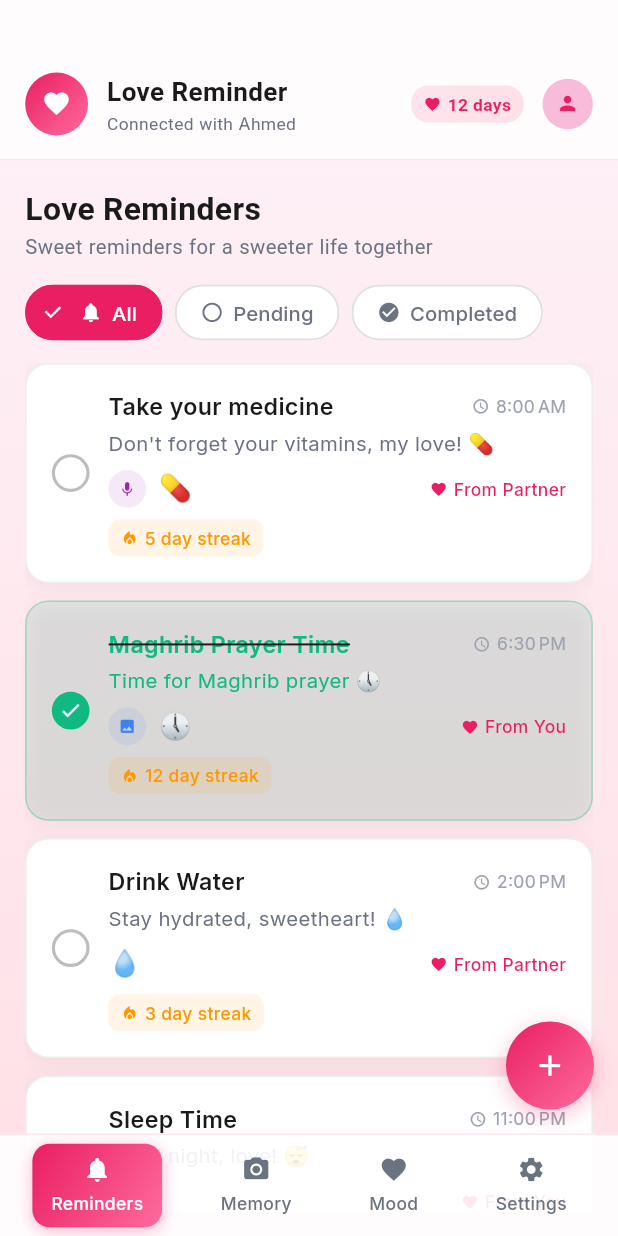
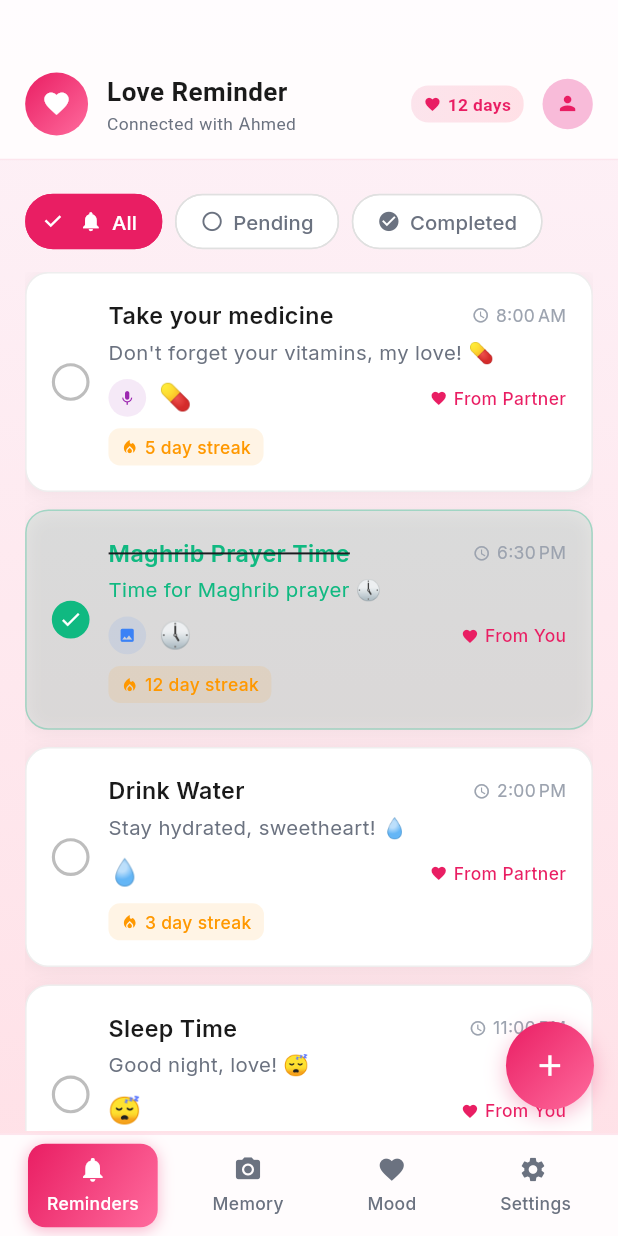
Before and after one commit to sagorahamed1/love-reminder, a Flutter app: the MainScreen screen opened by its route, on a phone screen of 412 x 824 dp. Run offline on Flutter 3.47's test engine with Material 3 defaults, Android fonts, the phone set to English and light mode, and no system bars; our stand-ins replace cached_network_image, firebase_auth, firebase_core, flutter_screenutil, flutter_staggered_animations, get and 4 more; accounts and stored records are empty.

Commit message:
design updated

```diff
--- a/lib/screens/main_screen.dart
+++ b/lib/screens/main_screen.dart
@@ -81,7 +81,7 @@ class _MainScreenState extends State<MainScreen> {
                     ),
                     child: Column(
                       children: [
-                        const CustomAppBar(),
+                        const CustomAppBar(title: "Love Reminder"),
                         Expanded(child: _screens[_currentIndex]),
                       ],
                     ),
@@ -101,7 +101,15 @@ class _MainScreenState extends State<MainScreen> {
                 ),
                 child: Column(
                   children: [
-                    const CustomAppBar(),
+                    CustomAppBar(
+                      title: _currentIndex == 0
+                          ? "Love Reminder"
+                          : _currentIndex == 1
+                          ? "Love Memories"
+                          : _currentIndex == 2
+                          ? "Mood Tracker"
+                          : "Settings",
+                    ),
                     Expanded(child: _screens[_currentIndex]),
                   ],
                 ),
--- a/lib/screens/memory_screen.dart
+++ b/lib/screens/memory_screen.dart
@@ -78,7 +78,8 @@ class _MemoryScreenState extends State<MemoryScreen> {
                 child: filteredMemories.isEmpty
                     ? _buildEmptyState()
                     : ListView.builder(
-                        physics: const ClampingScrollPhysics(), // Better scroll physics
+                        physics:
+                            const ClampingScrollPhysics(), // Better scroll physics
                         padding: EdgeInsets.zero,
                         itemCount: filteredMemories.length,
                         itemBuilder: (context, index) {
@@ -90,6 +91,8 @@ class _MemoryScreenState extends State<MemoryScreen> {
                         },
                       ),
               ),
+
+              SizedBox(height: 55.h),
             ],
           ),
         );
--- a/lib/screens/mood_screen.dart
+++ b/lib/screens/mood_screen.dart
@@ -141,6 +141,8 @@ class MoodScreen extends StatelessWidget {
                   ),
                 ),
               ),
+
+              SizedBox(height: 55.h),
             ],
           ),
         );
--- a/lib/screens/reminders_screen.dart
+++ b/lib/screens/reminders_screen.dart
@@ -39,21 +39,21 @@ class _RemindersScreenState extends State<RemindersScreen> {
             crossAxisAlignment: CrossAxisAlignment.start,
             children: [
               // Header
-              CustomText(
-                text: 'Love Reminders',
-                fontSize: 22,
-                fontWeight: FontWeight.bold,
-                color: AppColors.textPrimary,
-                textAlign: TextAlign.left,
-              ),
+              // CustomText(
+              //   text: 'Love Reminders',
+              //   fontSize: 22,
+              //   fontWeight: FontWeight.bold,
+              //   color: AppColors.textPrimary,
+              //   textAlign: TextAlign.left,
+              // ),
 
-              CustomText(
-                text: 'Sweet reminders for a sweeter life together',
+              // CustomText(
+              //   text: 'Sweet reminders for a sweeter life together',
 
-                color: AppColors.textSecondary,
-                textAlign: TextAlign.left,
-              ),
-              SizedBox(height: 10.h),
+              //   color: AppColors.textSecondary,
+              //   textAlign: TextAlign.left,
+              // ),
+              // SizedBox(height: 10.h),
 
               // Filter Chips
               FilterChips(
@@ -110,6 +110,8 @@ class _RemindersScreenState extends State<RemindersScreen> {
                         },
                       ),
               ),
+
+              SizedBox(height: 55.h),
             ],
           ),
         );
--- a/lib/screens/settings_screen.dart
+++ b/lib/screens/settings_screen.dart
@@ -229,6 +229,8 @@ class _SettingsScreenState extends State<SettingsScreen> {
                           ),
                         ),
                       ),
+
+                      SizedBox(height: 55.h),
                     ],
                   ),
                 );
--- a/lib/widgets/bottom_navigation.dart
+++ b/lib/widgets/bottom_navigation.dart
@@ -16,9 +16,9 @@ class CustomBottomNavigation extends StatelessWidget {
   Widget build(BuildContext context) {
     final tabs = [
       {'icon': Icons.notifications, 'label': 'Reminders'},
-      {'icon': Icons.photo_camera, 'label': 'Memory'},
-      {'icon': Icons.favorite, 'label': 'Mood'},
-      {'icon': Icons.settings, 'label': 'Settings'},
+      {'icon': Icons.photo_camera, 'label': ' Memory '},
+      {'icon': Icons.favorite, 'label': '  Mood  '},
+      {'icon': Icons.settings, 'label': ' Settings'},
     ];
 
     return Container(
--- a/lib/widgets/custom_app_bar.dart
+++ b/lib/widgets/custom_app_bar.dart
@@ -7,7 +7,8 @@ import '../utils/app_colors.dart';
 import 'custom_text.dart';
 
 class CustomAppBar extends StatelessWidget {
-  const CustomAppBar({super.key});
+  final String title;
+  const CustomAppBar({super.key, required this.title});
 
   @override
   Widget build(BuildContext context) {
@@ -48,7 +49,7 @@ class CustomAppBar extends StatelessWidget {
                       crossAxisAlignment: CrossAxisAlignment.start,
                       children: [
                         CustomText(
-                          text: 'Love Reminder',
+                          text: '$title',
                           fontSize: 18,
                           fontWeight: FontWeight.w600,
                           color: AppColors.textPrimary,
```
Also changed, not shown: pubspec.lock.
